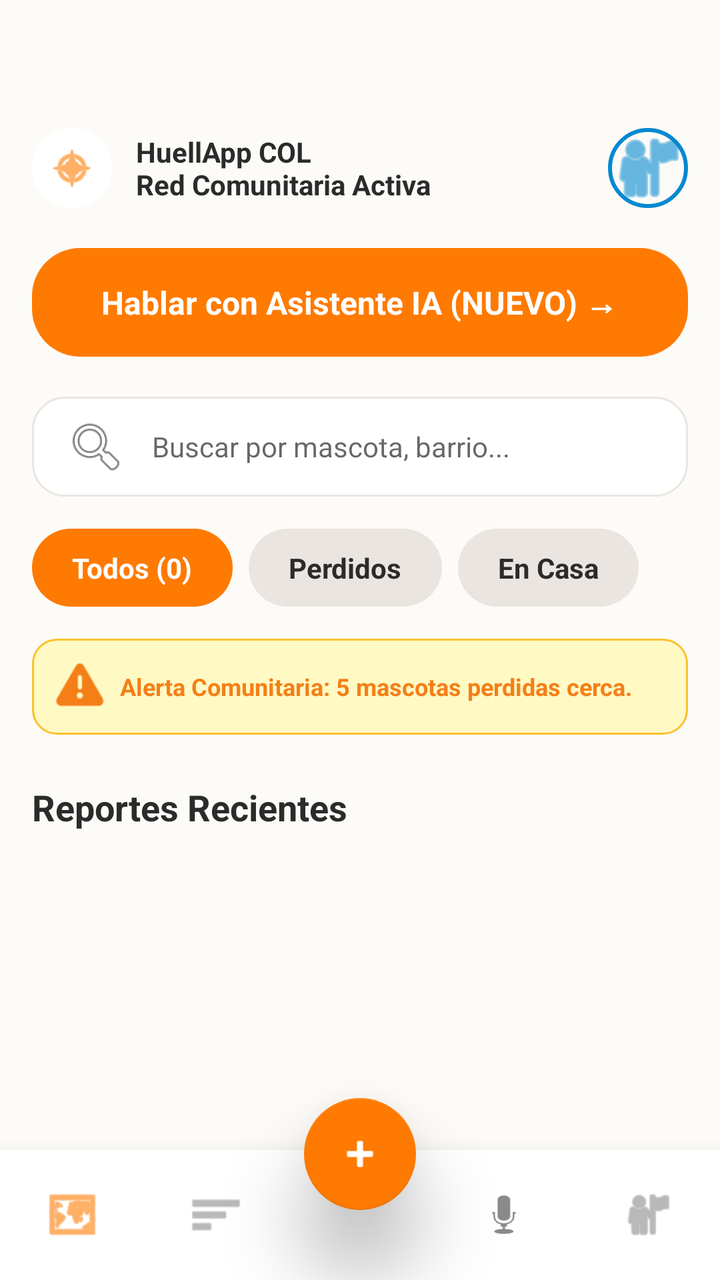
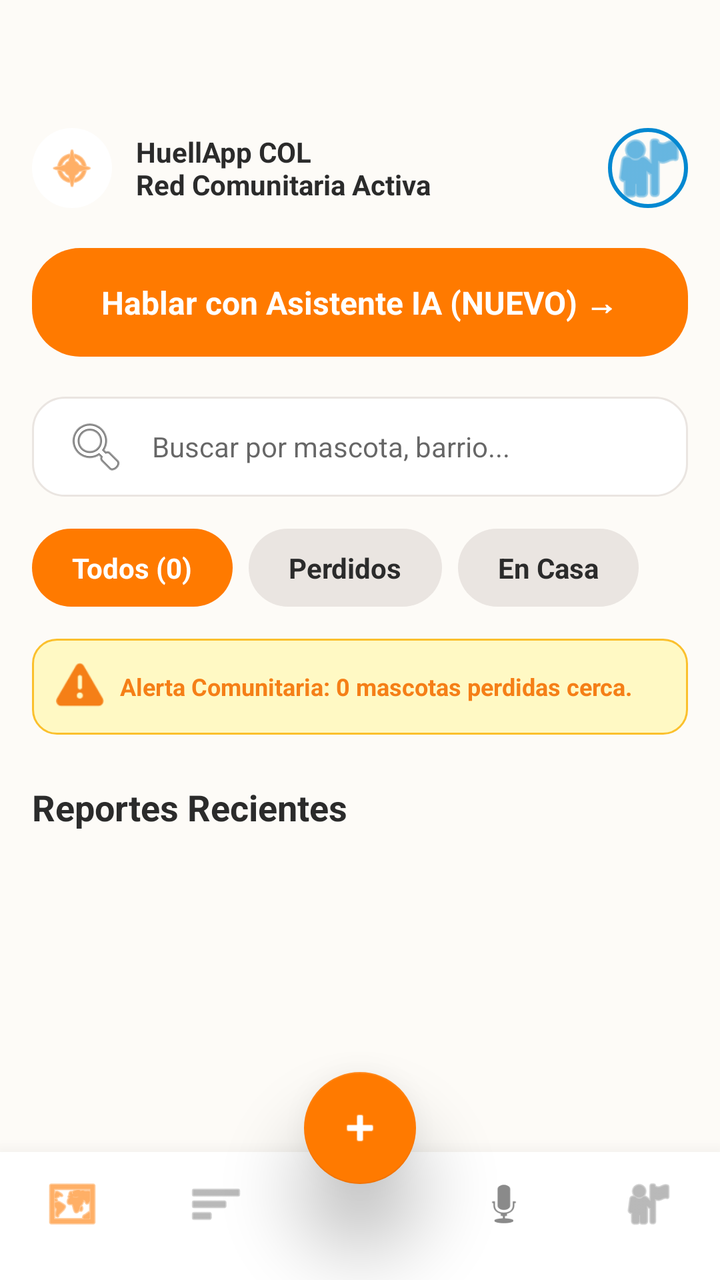

An Android layout rendered at two revisions. The XML below is the earlier revision; the diff shows what the commit changed to produce the second picture.
<!-- AndroidManifest.xml: application theme Theme.HuellaApp -->
<!-- res/layout/activity_main.xml -->
<?xml version="1.0" encoding="utf-8"?>
<androidx.constraintlayout.widget.ConstraintLayout xmlns:android="http://schemas.android.com/apk/res/android"
    xmlns:app="http://schemas.android.com/apk/res-auto"
    xmlns:tools="http://schemas.android.com/tools"
    android:layout_width="match_parent"
    android:layout_height="match_parent"
    android:background="@color/huellapp_background"
    tools:context=".MainActivity">

    
    <androidx.core.widget.NestedScrollView
        android:layout_width="0dp"
        android:layout_height="0dp"
        android:fillViewport="true"
        app:layout_constraintBottom_toTopOf="@id/bottomNavContainer"
        app:layout_constraintEnd_toEndOf="parent"
        app:layout_constraintStart_toStartOf="parent"
        app:layout_constraintTop_toTopOf="parent">

        <androidx.constraintlayout.widget.ConstraintLayout
            android:layout_width="match_parent"
            android:layout_height="wrap_content"
            android:paddingTop="48dp"
            android:paddingBottom="16dp">

            
            <ImageView
                android:id="@+id/ivHeaderLogo"
                android:layout_width="40dp"
                android:layout_height="40dp"
                android:layout_marginStart="16dp"
                android:layout_marginTop="16dp"
                android:background="@drawable/bg_card_rounded"
                android:padding="8dp"
                android:src="@android:drawable/ic_menu_compass"
                app:layout_constraintStart_toStartOf="parent"
                app:layout_constraintTop_toTopOf="parent"
                app:tint="@color/huellapp_primary" />

            
            <TextView
                android:id="@+id/tvHeaderTitle"
                android:layout_width="0dp"
                android:layout_height="wrap_content"
                android:layout_marginStart="12dp"
                android:layout_marginEnd="16dp"
                android:text="HuellApp COL\nRed Comunitaria Activa"
                android:textColor="@color/huellapp_text_dark"
                android:textSize="14sp"
                android:textStyle="bold"
                app:layout_constraintBottom_toBottomOf="@id/ivHeaderLogo"
                app:layout_constraintEnd_toStartOf="@id/ivProfileUser"
                app:layout_constraintStart_toEndOf="@id/ivHeaderLogo"
                app:layout_constraintTop_toTopOf="@id/ivHeaderLogo" />

            
            <ImageView
                android:id="@+id/ivProfileUser"
                android:layout_width="40dp"
                android:layout_height="40dp"
                android:layout_marginTop="16dp"
                android:layout_marginEnd="16dp"
                android:background="@drawable/bg_avatar_verified"
                android:src="@android:drawable/ic_menu_myplaces"
                app:layout_constraintEnd_toEndOf="parent"
                app:layout_constraintTop_toTopOf="parent"
                app:tint="@color/huellapp_blue" />

            
            <LinearLayout
                android:id="@+id/btnAsistenteIAHeader"
                android:layout_width="0dp"
                android:layout_height="wrap_content"
                android:layout_marginStart="16dp"
                android:layout_marginTop="20dp"
                android:layout_marginEnd="16dp"
                android:background="@drawable/bg_button_orange"
                android:gravity="center"
                android:orientation="horizontal"
                android:padding="16dp"
                app:layout_constraintEnd_toEndOf="parent"
                app:layout_constraintStart_toStartOf="parent"
                app:layout_constraintTop_toBottomOf="@id/ivHeaderLogo">

                <TextView
                    android:layout_width="wrap_content"
                    android:layout_height="wrap_content"
                    android:text="Hablar con Asistente IA (NUEVO) →"
                    android:textColor="@color/white"
                    android:textSize="16sp"
                    android:textStyle="bold" />
            </LinearLayout>

            
            <EditText
                android:id="@+id/etBuscar"
                android:layout_width="0dp"
                android:layout_height="50dp"
                android:layout_marginStart="16dp"
                android:layout_marginTop="20dp"
                android:layout_marginEnd="16dp"
                android:background="@drawable/bg_input_rounded"
                android:drawableStart="@android:drawable/ic_menu_search"
                android:drawablePadding="12dp"
                android:hint="Buscar por mascota, barrio..."
                android:inputType="text"
                android:paddingStart="16dp"
                android:paddingEnd="16dp"
                android:textSize="14sp"
                app:layout_constraintEnd_toEndOf="parent"
                app:layout_constraintStart_toStartOf="parent"
                app:layout_constraintTop_toBottomOf="@id/btnAsistenteIAHeader" />

            
            <HorizontalScrollView
                android:id="@+id/hsvFiltros"
                android:layout_width="0dp"
                android:layout_height="wrap_content"
                android:layout_marginStart="16dp"
                android:layout_marginTop="16dp"
                android:layout_marginEnd="16dp"
                android:scrollbars="none"
                app:layout_constraintEnd_toEndOf="parent"
                app:layout_constraintStart_toStartOf="parent"
                app:layout_constraintTop_toBottomOf="@id/etBuscar">

                <LinearLayout
                    android:layout_width="wrap_content"
                    android:layout_height="wrap_content"
                    android:orientation="horizontal">

                    <TextView
                        android:id="@+id/chipTodos"
                        android:layout_width="wrap_content"
                        android:layout_height="wrap_content"
                        android:background="@drawable/bg_chip_selected"
                        android:paddingHorizontal="20dp"
                        android:paddingVertical="10dp"
                        android:text="Todos (0)"
                        android:textColor="@color/white"
                        android:textStyle="bold" />

                    <TextView
                        android:id="@+id/chipPerdidos"
                        android:layout_width="wrap_content"
                        android:layout_height="wrap_content"
                        android:layout_marginStart="8dp"
                        android:background="@drawable/bg_chip_unselected"
                        android:paddingHorizontal="20dp"
                        android:paddingVertical="10dp"
                        android:text="Perdidos"
                        android:textColor="@color/huellapp_text_dark"
                        android:textStyle="bold" />

                    <TextView
                        android:id="@+id/chipEnCasa"
                        android:layout_width="wrap_content"
                        android:layout_height="wrap_content"
                        android:layout_marginStart="8dp"
                        android:background="@drawable/bg_chip_unselected"
                        android:paddingHorizontal="20dp"
                        android:paddingVertical="10dp"
                        android:text="En Casa"
                        android:textColor="@color/huellapp_text_dark"
                        android:textStyle="bold" />
                </LinearLayout>
            </HorizontalScrollView>

            
            <LinearLayout
                android:id="@+id/llAlerta"
                android:layout_width="0dp"
                android:layout_height="wrap_content"
                android:layout_marginStart="16dp"
                android:layout_marginTop="16dp"
                android:layout_marginEnd="16dp"
                android:background="@drawable/bg_alert_yellow"
                android:gravity="center_vertical"
                android:orientation="horizontal"
                android:padding="12dp"
                app:layout_constraintEnd_toEndOf="parent"
                app:layout_constraintStart_toStartOf="parent"
                app:layout_constraintTop_toBottomOf="@id/hsvFiltros">

                <ImageView
                    android:layout_width="24dp"
                    android:layout_height="24dp"
                    android:src="@android:drawable/ic_dialog_alert"
                    app:tint="#F57F17" />

                <TextView
                    android:layout_width="wrap_content"
                    android:layout_height="wrap_content"
                    android:layout_marginStart="8dp"
                    android:text="Alerta Comunitaria: 5 mascotas perdidas cerca."
                    android:textColor="#F57F17"
                    android:textSize="12sp"
                    android:textStyle="bold" />
            </LinearLayout>

            
            <TextView
                android:id="@+id/tvReportesRecientes"
                android:layout_width="0dp"
                android:layout_height="wrap_content"
                android:layout_marginStart="16dp"
                android:layout_marginTop="24dp"
                android:layout_marginEnd="16dp"
                android:text="Reportes Recientes"
                android:textColor="@color/huellapp_text_dark"
                android:textSize="18sp"
                android:textStyle="bold"
                app:layout_constraintEnd_toEndOf="parent"
                app:layout_constraintStart_toStartOf="parent"
                app:layout_constraintTop_toBottomOf="@id/llAlerta" />

            
            <ProgressBar
                android:id="@+id/progressBarMascotas"
                android:layout_width="wrap_content"
                android:layout_height="wrap_content"
                android:layout_marginTop="20dp"
                android:visibility="gone"
                app:layout_constraintEnd_toEndOf="parent"
                app:layout_constraintStart_toStartOf="parent"
                app:layout_constraintTop_toBottomOf="@id/tvReportesRecientes" />

            <TextView
                android:id="@+id/tvErrorMascotas"
                android:layout_width="0dp"
                android:layout_height="wrap_content"
                android:layout_marginTop="20dp"
                android:gravity="center"
                android:text="No hay reportes"
                android:visibility="gone"
                app:layout_constraintEnd_toEndOf="parent"
                app:layout_constraintStart_toStartOf="parent"
                app:layout_constraintTop_toBottomOf="@id/tvReportesRecientes" />

            
            <androidx.recyclerview.widget.RecyclerView
                android:id="@+id/rvDashboardMascotas"
                android:layout_width="0dp"
                android:layout_height="wrap_content"
                android:layout_marginStart="8dp"
                android:layout_marginTop="8dp"
                android:layout_marginEnd="8dp"
                android:nestedScrollingEnabled="false"
                app:layout_constraintEnd_toEndOf="parent"
                app:layout_constraintStart_toStartOf="parent"
                app:layout_constraintTop_toBottomOf="@id/tvReportesRecientes"
                tools:itemCount="3"
                tools:listitem="@layout/item_mascota" />

        </androidx.constraintlayout.widget.ConstraintLayout>
    </androidx.core.widget.NestedScrollView>

    
    <LinearLayout
        android:id="@+id/bottomNavContainer"
        android:layout_width="0dp"
        android:layout_height="65dp"
        android:background="@color/white"
        android:elevation="16dp"
        android:gravity="center_vertical"
        android:orientation="horizontal"
        android:weightSum="5"
        app:layout_constraintBottom_toBottomOf="parent"
        app:layout_constraintEnd_toEndOf="parent"
        app:layout_constraintStart_toStartOf="parent">

        <ImageView
            android:id="@+id/navHome"
            android:layout_width="0dp"
            android:layout_height="28dp"
            android:layout_weight="1"
            android:background="?attr/selectableItemBackgroundBorderless"
            android:src="@android:drawable/ic_menu_mapmode"
            app:tint="@color/huellapp_primary" />

        <ImageView
            android:id="@+id/navDirectorio"
            android:layout_width="0dp"
            android:layout_height="28dp"
            android:layout_weight="1"
            android:background="?attr/selectableItemBackgroundBorderless"
            android:src="@android:drawable/ic_menu_sort_by_size"
            app:tint="@color/huellapp_text_hint" />

        
        <Space
            android:layout_width="0dp"
            android:layout_height="wrap_content"
            android:layout_weight="1" />

        <ImageView
            android:id="@+id/navIA"
            android:layout_width="0dp"
            android:layout_height="28dp"
            android:layout_weight="1"
            android:background="?attr/selectableItemBackgroundBorderless"
            android:src="@android:drawable/ic_btn_speak_now"
            app:tint="@color/huellapp_text_hint" />

        <ImageView
            android:id="@+id/navProfile"
            android:layout_width="0dp"
            android:layout_height="28dp"
            android:layout_weight="1"
            android:background="?attr/selectableItemBackgroundBorderless"
            android:src="@android:drawable/ic_menu_myplaces"
            app:tint="@color/huellapp_text_hint" />
    </LinearLayout>

    
    <com.google.android.material.floatingactionbutton.FloatingActionButton
        android:id="@+id/fabAgregar"
        android:layout_width="wrap_content"
        android:layout_height="wrap_content"
        android:layout_marginBottom="35dp"
        android:src="@android:drawable/ic_input_add"
        app:backgroundTint="@color/huellapp_primary"
        app:elevation="24dp"
        app:layout_constraintBottom_toBottomOf="parent"
        app:layout_constraintEnd_toEndOf="parent"
        app:layout_constraintStart_toStartOf="parent"
        app:tint="@color/white" />

</androidx.constraintlayout.widget.ConstraintLayout>
<!-- res/layout/item_mascota.xml (included above) -->
<?xml version="1.0" encoding="utf-8"?>
<androidx.constraintlayout.widget.ConstraintLayout xmlns:android="http://schemas.android.com/apk/res/android"
    xmlns:app="http://schemas.android.com/apk/res-auto"
    android:layout_width="match_parent"
    android:layout_height="wrap_content"
    android:layout_margin="8dp"
    android:background="@drawable/bg_card_rounded"
    android:elevation="3dp"
    android:padding="12dp">

    
    <androidx.cardview.widget.CardView
        android:id="@+id/cvFoto"
        android:layout_width="80dp"
        android:layout_height="80dp"
        app:cardCornerRadius="12dp"
        app:cardElevation="0dp"
        app:layout_constraintBottom_toBottomOf="parent"
        app:layout_constraintStart_toStartOf="parent"
        app:layout_constraintTop_toTopOf="parent">

        <ImageView
            android:id="@+id/ivMascota"
            android:layout_width="match_parent"
            android:layout_height="match_parent"
            android:scaleType="centerCrop"
            android:src="@android:drawable/ic_menu_gallery"
            android:background="#EAE5E1" />

        
        <TextView
            android:id="@+id/tvTiempo"
            android:layout_width="match_parent"
            android:layout_height="wrap_content"
            android:layout_gravity="bottom"
            android:background="#99000000"
            android:gravity="center"
            android:text="Hace 2h"
            android:textColor="@color/white"
            android:textSize="10sp"
            android:textStyle="bold" />
    </androidx.cardview.widget.CardView>

    
    <TextView
        android:id="@+id/tvEstado"
        android:layout_width="wrap_content"
        android:layout_height="wrap_content"
        android:layout_marginStart="12dp"
        android:background="@drawable/bg_badge_perdido"
        android:text="• PERDIDO"
        android:textColor="@color/huellapp_red"
        android:textSize="10sp"
        android:textStyle="bold"
        app:layout_constraintStart_toEndOf="@id/cvFoto"
        app:layout_constraintTop_toTopOf="@id/cvFoto" />

    
    <TextView
        android:id="@+id/tvNombreMascota"
        android:layout_width="0dp"
        android:layout_height="wrap_content"
        android:layout_marginStart="12dp"
        android:layout_marginTop="4dp"
        android:layout_marginEnd="8dp"
        android:text="Rocky"
        android:textColor="@color/huellapp_text_dark"
        android:textSize="18sp"
        android:textStyle="bold"
        app:layout_constraintEnd_toStartOf="@id/btnGo"
        app:layout_constraintStart_toEndOf="@id/cvFoto"
        app:layout_constraintTop_toBottomOf="@id/tvEstado" />

    
    <TextView
        android:id="@+id/tvEspecieMascota"
        android:layout_width="0dp"
        android:layout_height="wrap_content"
        android:layout_marginStart="12dp"
        android:layout_marginEnd="8dp"
        android:text="Perro • Golden Retriever"
        android:textColor="@color/huellapp_text_hint"
        android:textSize="13sp"
        app:layout_constraintEnd_toStartOf="@id/btnGo"
        app:layout_constraintStart_toEndOf="@id/cvFoto"
        app:layout_constraintTop_toBottomOf="@id/tvNombreMascota" />

    
    <TextView
        android:id="@+id/tvUbicacionMascota"
        android:layout_width="0dp"
        android:layout_height="wrap_content"
        android:layout_marginStart="12dp"
        android:layout_marginTop="4dp"
        android:layout_marginEnd="8dp"
        android:text="Chapinero, Bogotá"
        android:textColor="@color/huellapp_text_hint"
        android:textSize="12sp"
        android:textStyle="bold"
        app:drawableStartCompat="@android:drawable/ic_menu_mylocation"
        app:drawableTint="@color/huellapp_primary"
        android:drawablePadding="4dp"
        app:layout_constraintEnd_toStartOf="@id/btnGo"
        app:layout_constraintStart_toEndOf="@id/cvFoto"
        app:layout_constraintTop_toBottomOf="@id/tvEspecieMascota" />

    
    <ImageView
        android:id="@+id/btnGo"
        android:layout_width="32dp"
        android:layout_height="32dp"
        android:background="@drawable/bg_avatar_verified"
        android:padding="6dp"
        android:src="@android:drawable/ic_media_play"
        app:tint="@color/huellapp_primary"
        app:layout_constraintBottom_toBottomOf="parent"
        app:layout_constraintEnd_toEndOf="parent"
        app:layout_constraintTop_toTopOf="parent" />

</androidx.constraintlayout.widget.ConstraintLayout>
<!-- resources referenced by this layout -->
<resources>
  <color name="huellapp_background">#FDFBF7</color>
  <color name="huellapp_blue">#0288D1</color>
  <color name="huellapp_primary">#FF7A00</color>
  <color name="huellapp_red">#F44336</color>
  <color name="huellapp_text_dark">#2B2B2B</color>
  <color name="huellapp_text_hint">#8A8A8A</color>
  <color name="white">#FFFFFFFF</color>
  <!-- drawable bg_alert_yellow (drawable) -->
  <?xml version="1.0" encoding="utf-8"?>
  <shape xmlns:android="http://schemas.android.com/apk/res/android" android:shape="rectangle">
      <solid android:color="#FFF9C4"/> 
      <stroke android:width="1dp" android:color="#FBC02D"/> 
      <corners android:radius="12dp"/>
  </shape>
  <!-- drawable bg_avatar_verified (drawable) -->
  <?xml version="1.0" encoding="utf-8"?>
  <shape xmlns:android="http://schemas.android.com/apk/res/android"
      android:shape="oval">
  
      
      <solid android:color="@android:color/transparent" />
  
      
      <stroke android:width="2dp" android:color="@color/huellapp_blue" />
  
  </shape>
  <!-- drawable bg_badge_perdido (drawable) -->
  <?xml version="1.0" encoding="utf-8"?>
  <shape xmlns:android="http://schemas.android.com/apk/res/android" android:shape="rectangle">
      <solid android:color="#33F44336"/> 
      <corners android:radius="12dp"/>
      <padding android:left="8dp" android:right="8dp" android:top="4dp" android:bottom="4dp"/>
  </shape>
  <!-- drawable bg_button_orange (drawable) -->
  <?xml version="1.0" encoding="utf-8"?>
  <ripple xmlns:android="http://schemas.android.com/apk/res/android"
      android:color="@color/huellapp_primary_dark">
  
      
      <item>
          <shape android:shape="rectangle">
              <solid android:color="@color/huellapp_primary"/>
              <corners android:radius="24dp"/>
          </shape>
      </item>
  </ripple>
  <!-- drawable bg_card_rounded (drawable) -->
  <?xml version="1.0" encoding="utf-8"?>
  <shape xmlns:android="http://schemas.android.com/apk/res/android"
      android:shape="rectangle">
  
      
      <solid android:color="@color/huellapp_card_bg" />
  
      
      <corners android:radius="28dp" />
  
      
  </shape>
  <!-- drawable bg_chip_selected (drawable) -->
  <?xml version="1.0" encoding="utf-8"?>
  <shape xmlns:android="http://schemas.android.com/apk/res/android" android:shape="rectangle">
      <solid android:color="@color/huellapp_primary"/>
      <corners android:radius="20dp"/>
  </shape>
  <!-- drawable bg_chip_unselected (drawable) -->
  <?xml version="1.0" encoding="utf-8"?>
  <shape xmlns:android="http://schemas.android.com/apk/res/android" android:shape="rectangle">
      <solid android:color="#EAE5E1"/>
      <corners android:radius="20dp"/>
  </shape>
  <style name="Theme.HuellaApp" parent="Base.Theme.HuellaApp" />
  <color name="huellapp_primary_dark">#E65100</color>
  <color name="huellapp_card_bg">#FFFFFF</color>
  <color name="huellapp_border">#EAE5E1</color>
  <style name="Base.Theme.HuellaApp" parent="Theme.MaterialComponents.DayNight.NoActionBar">
          
          <item name="colorPrimary">@color/huellapp_primary</item>
          <item name="colorPrimaryVariant">@color/huellapp_primary_dark</item>
          <item name="colorOnPrimary">@color/white</item>
  
          
          <item name="android:windowBackground">@color/huellapp_background</item>
          <item name="colorSurface">@color/huellapp_card_bg</item>
      </style>
  <!-- unchanged entries left out for length: 1 -->
</resources>

<!-- the commit's change to res/layout/activity_main.xml (unified diff, before → after) -->
@@ -189,10 +189,11 @@
                     app:tint="#F57F17" />
 
                 <TextView
+                    android:id="@+id/tvAlertaComunitaria"
                     android:layout_width="wrap_content"
                     android:layout_height="wrap_content"
                     android:layout_marginStart="8dp"
-                    android:text="Alerta Comunitaria: 5 mascotas perdidas cerca."
+                    android:text="Alerta Comunitaria: 0 mascotas perdidas cerca."
                     android:textColor="#F57F17"
                     android:textSize="12sp"
                     android:textStyle="bold" />
@@ -259,7 +260,9 @@
     <LinearLayout
         android:id="@+id/bottomNavContainer"
         android:layout_width="0dp"
-        android:layout_height="65dp"
+        android:layout_height="wrap_content"
+        android:paddingBottom="24dp"
+        android:paddingTop="12dp"
         android:background="@color/white"
         android:elevation="16dp"
         android:gravity="center_vertical"
@@ -317,7 +320,7 @@
         android:id="@+id/fabAgregar"
         android:layout_width="wrap_content"
         android:layout_height="wrap_content"
-        android:layout_marginBottom="35dp"
+        android:layout_marginBottom="48dp"
         android:src="@android:drawable/ic_input_add"
         app:backgroundTint="@color/huellapp_primary"
         app:elevation="24dp"
